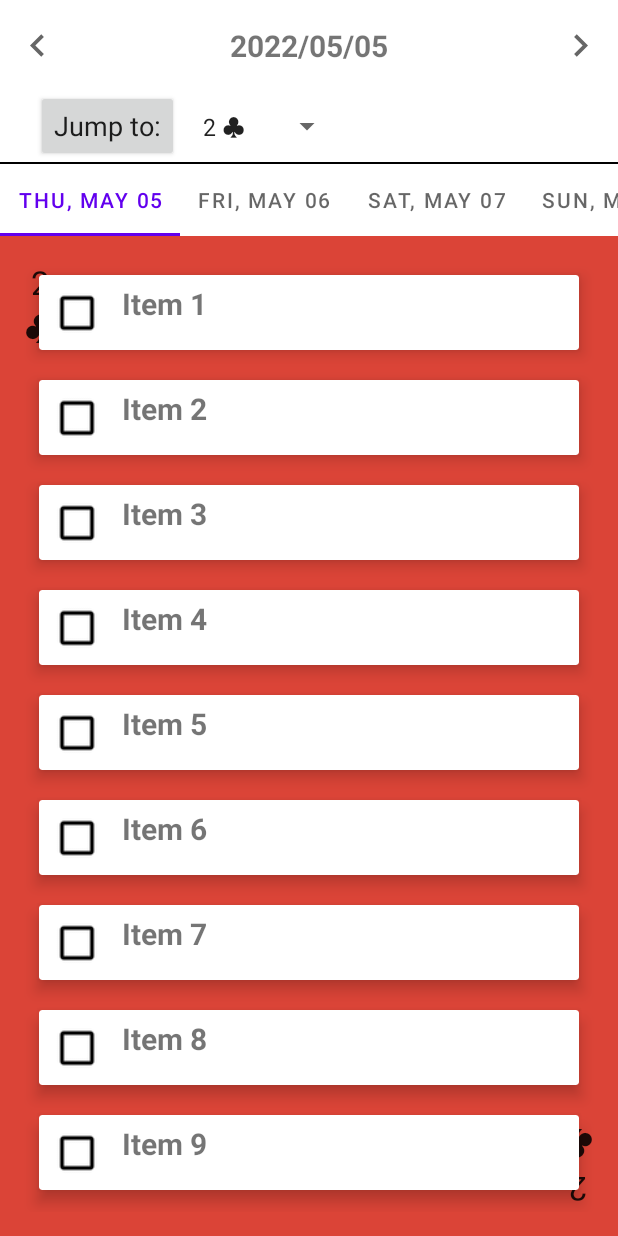
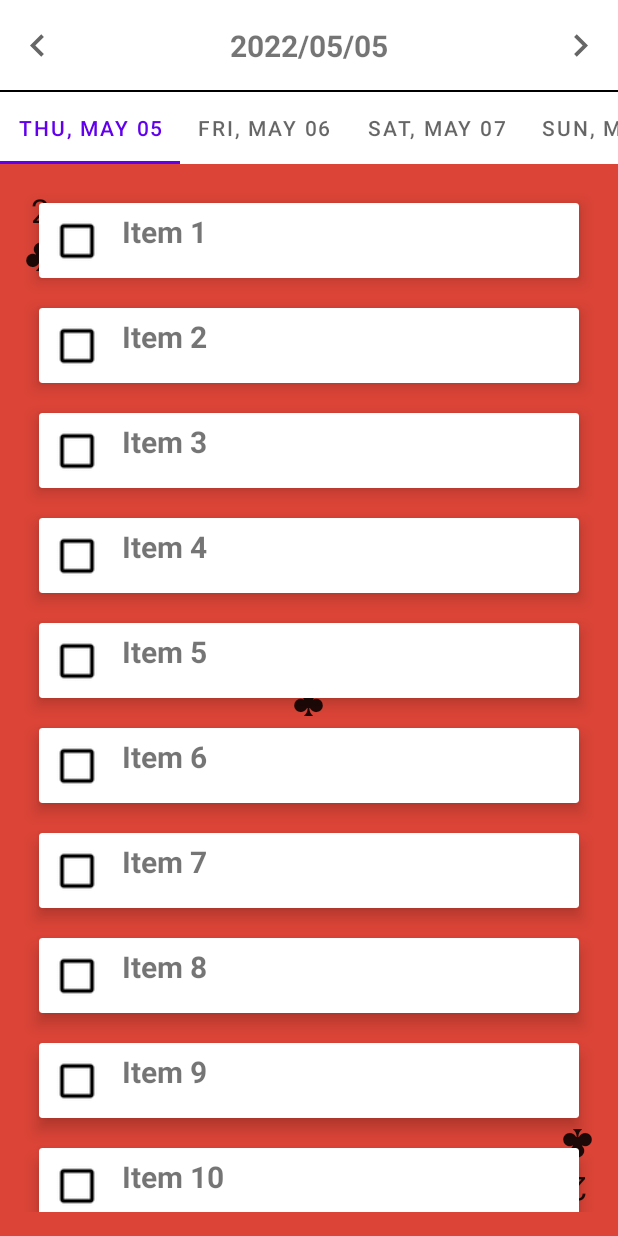
Before and after one commit to dogtim/AmazingTalkerAssessment, an Android app: the screen it shows after launch (CardViewTabLayoutActivity), on a phone screen of 412 x 824 dp. Run offline under Robolectric (Android 15) with nearby library versions, the phone set to English and light mode, and no system bars.

```diff
--- a/app/src/main/java/com/amazingtalker/assessment/BaseCardActivity.kt
+++ b/app/src/main/java/com/amazingtalker/assessment/BaseCardActivity.kt
@@ -19,7 +19,6 @@ package com.amazingtalker.assessment
 import android.os.Bundle
 import android.widget.*
 import androidx.fragment.app.FragmentActivity
-import androidx.viewpager2.integration.testapp.cards.Card
 import androidx.viewpager2.integration.testapp.cards.CardViewAdapter
 import androidx.viewpager2.widget.ViewPager2
 
@@ -30,8 +29,6 @@ import androidx.viewpager2.widget.ViewPager2
 abstract class BaseCardActivity : FragmentActivity() {
 
     protected lateinit var viewPager: ViewPager2
-    private lateinit var cardSelector: Spinner
-    private lateinit var gotoPage: Button
     private lateinit var weekTitle: TextView
     private var offset = 0;
     private lateinit var rightArrowImage: ImageView
@@ -44,29 +41,22 @@ abstract class BaseCardActivity : FragmentActivity() {
         setContentView(layoutId)
 
         viewPager = findViewById(R.id.view_pager)
-        cardSelector = findViewById(R.id.card_spinner)
-        gotoPage = findViewById(R.id.jump_button)
+
         weekTitle = findViewById(R.id.weekTitle)
         rightArrowImage = findViewById(R.id.rightArrow)
         leftArrowImage = findViewById(R.id.leftArrow)
 
-        cardSelector.adapter = createCardAdapter()
-
-        gotoPage.setOnClickListener {
-            val card = cardSelector.selectedItemPosition
-            val smoothScroll = true
-            viewPager.setCurrentItem(card, smoothScroll)
-        }
-
         rightArrowImage.setOnClickListener {
             offset ++;
             weekTitle.text = DateUtility.getDateString(offset)
+            viewPager.setCurrentItem(offset, true)
         }
 
         leftArrowImage.setOnClickListener {
             if (offset > 0) {
                 offset--;
                 weekTitle.text = DateUtility.getDateString(offset)
+                viewPager.setCurrentItem(offset, true)
             }
         }
 
@@ -74,9 +64,4 @@ abstract class BaseCardActivity : FragmentActivity() {
         viewPager.adapter = CardViewAdapter()
     }
 
-    private fun createCardAdapter(): SpinnerAdapter {
-        val adapter = ArrayAdapter(this, android.R.layout.simple_spinner_item, Card.DECK)
-        adapter.setDropDownViewResource(android.R.layout.simple_spinner_dropdown_item)
-        return adapter
-    }
 }
--- a/app/src/main/res/layout-land/controls.xml
+++ b/app/src/main/res/layout-land/controls.xml
@@ -41,51 +41,6 @@
 
         </LinearLayout>
 
-        <CheckBox
-            android:id="@+id/disable_user_input_checkbox"
-            android:layout_width="wrap_content"
-            android:layout_height="wrap_content"
-            android:text="@string/disable_user_input"
-            android:textAppearance="@android:style/TextAppearance.Medium" />
-
-        <LinearLayout
-            android:layout_width="wrap_content"
-            android:layout_height="wrap_content"
-            android:gravity="center_vertical|start"
-            android:orientation="horizontal">
-
-            <TextView
-                android:layout_width="wrap_content"
-                android:layout_height="wrap_content"
-                android:text="@string/label_jump_to"
-                android:textAppearance="@android:style/TextAppearance.Medium" />
-
-            <Spinner
-                android:id="@+id/card_spinner"
-                android:layout_width="wrap_content"
-                android:layout_height="wrap_content"
-                android:layout_marginStart="8dp"
-                android:layout_marginLeft="8dp" />
-
-        </LinearLayout>
-
-        <LinearLayout
-            android:layout_width="wrap_content"
-            android:layout_height="wrap_content"
-            android:gravity="center_vertical|start"
-            android:orientation="horizontal">
-
-            <Button
-                android:id="@+id/jump_button"
-                android:layout_width="wrap_content"
-                android:layout_height="wrap_content"
-                android:layout_marginStart="8dp"
-                android:layout_marginLeft="8dp"
-                android:text="@string/label_jump"
-                android:textAppearance="@android:style/TextAppearance.Medium" />
-
-        </LinearLayout>
-
     </LinearLayout>
 
     <View
--- a/app/src/main/res/layout/controls.xml
+++ b/app/src/main/res/layout/controls.xml
@@ -56,32 +56,6 @@
             app:layout_constraintTop_toTopOf="parent" />
     </androidx.constraintlayout.widget.ConstraintLayout>
 
-    <LinearLayout
-        android:layout_width="match_parent"
-        android:layout_height="wrap_content"
-        android:layout_marginLeft="16dp"
-        android:layout_marginRight="16dp"
-        android:gravity="center_vertical|start"
-        android:orientation="horizontal">
-
-        <Button
-            android:id="@+id/jump_button"
-            android:layout_width="wrap_content"
-            android:layout_height="wrap_content"
-            android:layout_marginStart="8dp"
-            android:layout_marginLeft="8dp"
-            android:text="@string/label_jump_to"
-            android:textAppearance="@android:style/TextAppearance.Medium" />
-
-        <Spinner
-            android:id="@+id/card_spinner"
-            android:layout_width="wrap_content"
-            android:layout_height="wrap_content"
-            android:layout_marginStart="8dp"
-            android:layout_marginLeft="8dp" />
-
-    </LinearLayout>
-
     <View
         android:layout_width="match_parent"
         android:layout_height="1dp"
```
